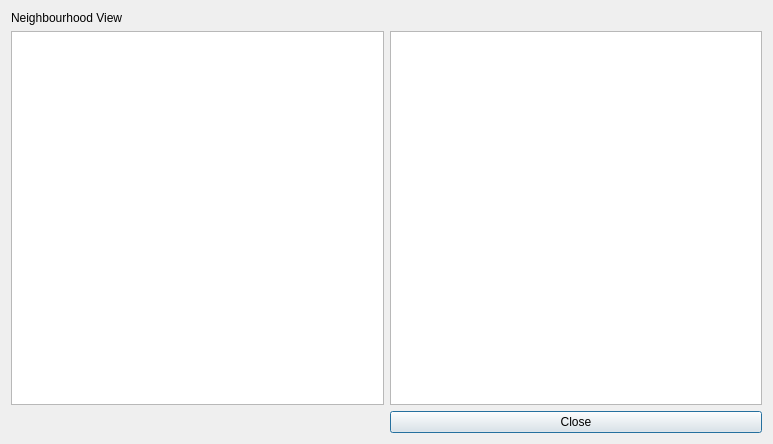
The window that dialogs/ui/clusterviewdialog.ui (sparqlunicorn/sparqlunicornGoesGIS) describes before a commit, drawn with Qt 5.
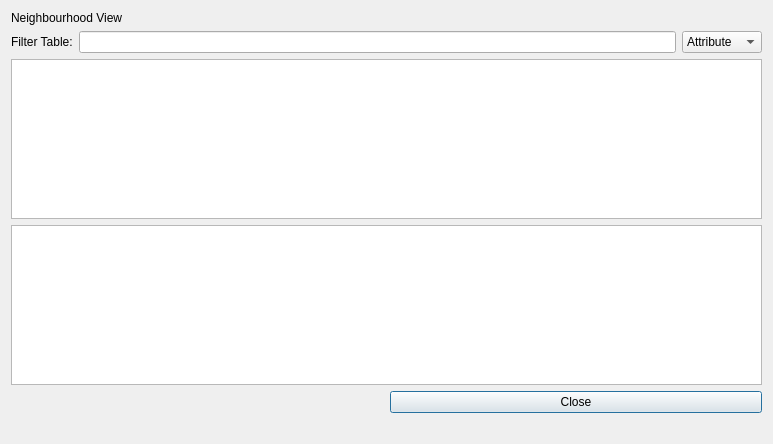
The same window after the commit.

```diff
--- a/dialogs/ui/clusterviewdialog.ui
+++ b/dialogs/ui/clusterviewdialog.ui
@@ -14,18 +14,58 @@
    <string>Dialog</string>
   </property>
   <layout class="QGridLayout" name="gridLayout">
-   <item row="1" column="1">
-    <widget class="QGraphicsView" name="clusterView"/>
-   </item>
-   <item row="2" column="1">
+   <item row="5" column="1">
     <widget class="QPushButton" name="closeButton">
      <property name="text">
       <string>Close</string>
      </property>
     </widget>
    </item>
-   <item row="1" column="0">
-    <widget class="QTableView" name="tableView"/>
+   <item row="3" column="0" colspan="2">
+    <widget class="QTableView" name="tableView">
+     <property name="sortingEnabled">
+      <bool>true</bool>
+     </property>
+     <attribute name="horizontalHeaderStretchLastSection">
+      <bool>true</bool>
+     </attribute>
+    </widget>
+   </item>
+   <item row="2" column="0" colspan="2">
+    <layout class="QHBoxLayout" name="horizontalLayout">
+     <item>
+      <widget class="QLabel" name="filterTableLabel">
+       <property name="text">
+        <string>Filter Table:</string>
+       </property>
+      </widget>
+     </item>
+     <item>
+      <widget class="QLineEdit" name="filterTableEdit"/>
+     </item>
+     <item>
+      <widget class="QComboBox" name="filterTableComboBox">
+       <item>
+        <property name="text">
+         <string>Attribute</string>
+        </property>
+       </item>
+       <item>
+        <property name="text">
+         <string>Selection</string>
+        </property>
+       </item>
+       <item>
+        <property name="text">
+         <string>Value</string>
+        </property>
+       </item>
+      </widget>
+     </item>
+    </layout>
+   </item>
+   <item row="4" column="0" colspan="2">
+    <widget class="QGraphicsView" name="clusterView"/>
    </item>
    <item row="0" column="0" colspan="2">
     <widget class="QLabel" name="titleLabel">
@@ -34,6 +74,13 @@
      </property>
     </widget>
    </item>
+   <item row="6" column="0" colspan="2">
+    <widget class="QLabel" name="statusBarLabel">
+     <property name="text">
+      <string/>
+     </property>
+    </widget>
+   </item>
   </layout>
  </widget>
  <resources/>
```
